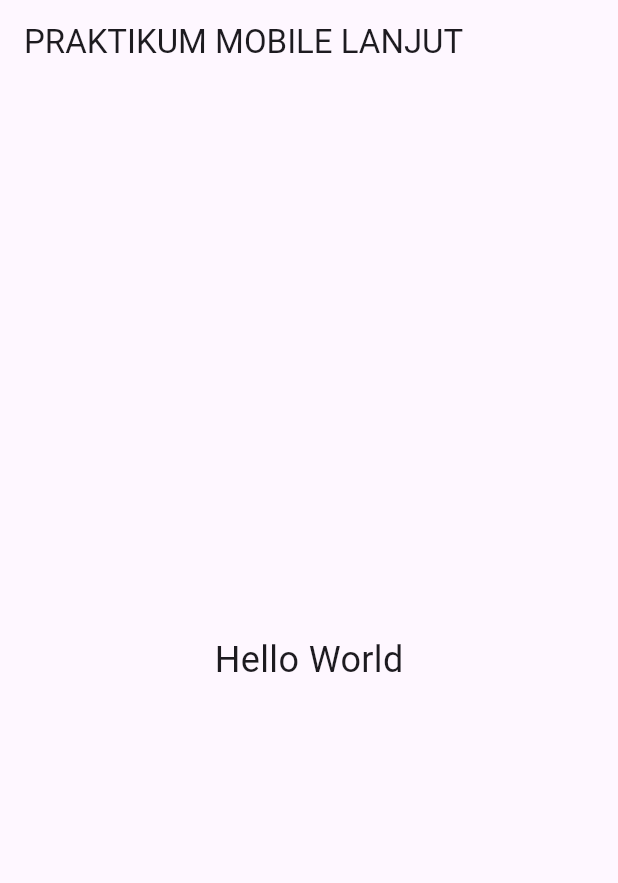
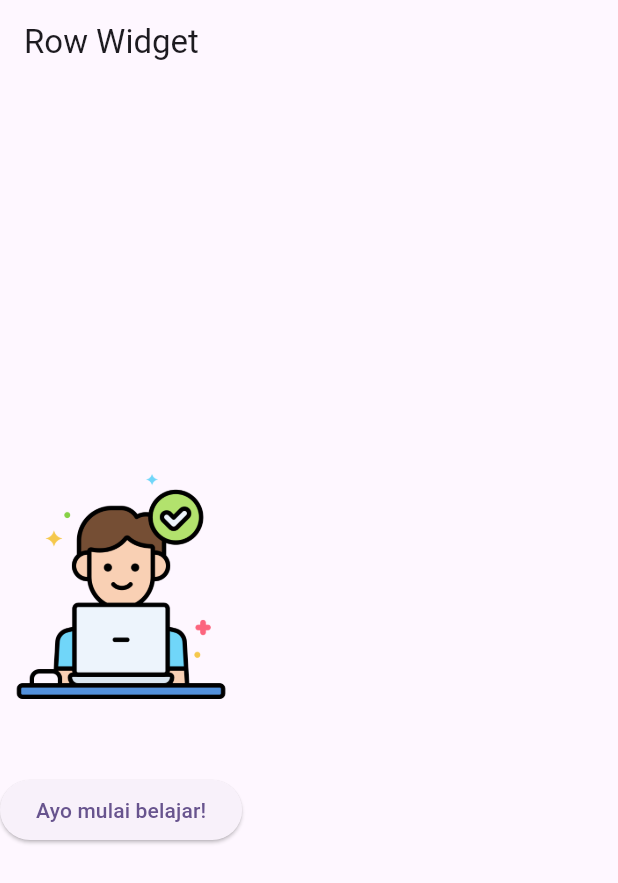
Before and after one commit to Raflysaputra23/prak-mobilelanjut-2417051049, a Flutter app: the screen it shows after launch, on a phone screen of 412 x 824 dp. Shown: the top 883 px of the screen. Run offline on Flutter 3.47's test engine with Material 3 defaults, Android fonts, the phone set to English and light mode, and no system bars.

Commit message:
Pertemuan 3: first widget

```diff
--- /dev/null
+++ b/lib/first_widget.dart
@@ -0,0 +1,22 @@
+import 'package:flutter/material.dart';
+
+class FisrtWidget extends StatelessWidget {
+  const FisrtWidget({super.key});
+
+  @override
+  Widget build(BuildContext context) {
+    return Scaffold(
+      appBar: AppBar(
+        title: const Text("Row Widget"),
+      ),
+      body: Column(
+        mainAxisAlignment: MainAxisAlignment.center,
+        children: [
+          Image.asset('assets/images/working.png', width: 150, height: 150),
+          const SizedBox(height: 50),
+          ElevatedButton(onPressed: () { }, child: const Text("Ayo mulai belajar!"))
+        ],
+      ),
+    );
+  }
+}
--- a/lib/main.dart
+++ b/lib/main.dart
@@ -1,4 +1,7 @@
 import 'package:flutter/material.dart';
+import 'package:prakmola_rafly/first_widget.dart';
+// import 'package:prakmola_rafly/column_widget.dart';
+import 'package:prakmola_rafly/row_widget.dart';
 
 void main() {
   runApp(const MyApp());
@@ -10,17 +13,15 @@ class MyApp extends StatelessWidget {
   @override
   Widget build(BuildContext context) {
     return MaterialApp(
-      title: 'Flutter Demo',
+      title: 'Praktikum Mobile Lanjut',
       theme: ThemeData(
-        colorScheme: .fromSeed(seedColor: Colors.deepPurple),
+        colorScheme: ColorScheme.fromSeed(
+          seedColor: Colors.deepPurple
+        ),
+        useMaterial3: true
       ),
-      home: Scaffold(
-        appBar: AppBar(
-          title: const Text("PRAKTIKUM MOBILE LANJUT")
-        ),
-        body: const Center(
-          child: Text("Hello World", style: TextStyle(fontSize: 24))
-        ),
+      home: const Center(
+        child: FisrtWidget(),
       ),
     );
   }
--- a/pubspec.yaml
+++ b/pubspec.yaml
@@ -58,9 +58,9 @@ flutter:
   uses-material-design: true
 
   # To add assets to your application, add an assets section, like this:
-  # assets:
-  #   - images/a_dot_burr.jpeg
-  #   - images/a_dot_ham.jpeg
+  assets:
+    - assets/images/working.png
+    # - images/a_dot_ham.jpeg
 
   # An image asset can refer to one or more resolution-specific "variants", see
   # https://flutter.dev/to/resolution-aware-images
```
Also changed, not shown: lib/column_widget.dart (added, +22 -0 lines), lib/row_widget.dart (added, +22 -0 lines), assets/images/working.png (added).
